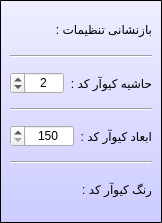
This is formsetting.ui in reza-rezvani2052/Secure-QR-Code as Qt 5 draws it before an edit. The edited form follows.
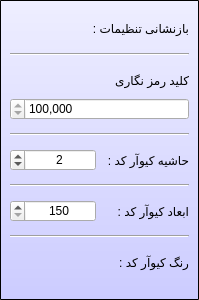
This is the edited form. Icons and pictures are not drawn.

Commit message: Piadeh sazi quick tooltip

The edit to the form file:
```diff
--- a/formsetting.ui
+++ b/formsetting.ui
@@ -6,8 +6,8 @@
    <rect>
     <x>0</x>
     <y>0</y>
-    <width>162</width>
-    <height>223</height>
+    <width>199</width>
+    <height>300</height>
    </rect>
   </property>
   <property name="windowTitle">
@@ -44,7 +44,7 @@
      <property name="frameShadow">
       <enum>QFrame::Raised</enum>
      </property>
-     <layout class="QVBoxLayout" name="verticalLayout">
+     <layout class="QVBoxLayout" name="verticalLayout_2">
       <item>
        <layout class="QHBoxLayout" name="horizontalLayout_4">
         <item>
@@ -70,6 +70,55 @@
         </item>
        </layout>
       </item>
+      <item>
+       <widget class="Line" name="line3_2">
+        <property name="orientation">
+         <enum>Qt::Horizontal</enum>
+        </property>
+       </widget>
+      </item>
+      <item>
+       <layout class="QVBoxLayout" name="verticalLayout">
+        <item>
+         <layout class="QHBoxLayout" name="horizontalLayout_3">
+          <item>
+           <widget class="QLabel" name="label_6">
+            <property name="text">
+             <string>کلید رمز نگاری</string>
+            </property>
+           </widget>
+          </item>
+          <item>
+           <widget class="QToolButton" name="btnHelpKey">
+            <property name="toolTip">
+             <string>&lt;html&gt;&lt;head/&gt;&lt;body&gt;&lt;p align=&quot;right&quot;&gt;عددی بین 10.000.000 و 999.999.999&lt;/p&gt;&lt;p align=&quot;right&quot;&gt;اکیدا توصیه می‌شود که از کلید فعلی و کلید قبلی پشتیبان بگیرید&lt;/p&gt;&lt;p align=&quot;right&quot;&gt;&lt;span style=&quot; font-weight:600; color:#ff0000;&quot;&gt;در صورت فراموشی و از دست رفتن کلید، اطلاعات شما به هیچ عنوان قابل بازیابی نیست&lt;/span&gt;&lt;/p&gt;&lt;/body&gt;&lt;/html&gt;</string>
+            </property>
+            <property name="icon">
+             <iconset resource="rc/rc.qrc">
+              <normaloff>:/icons/help.png</normaloff>:/icons/help.png</iconset>
+            </property>
+            <property name="autoRaise">
+             <bool>true</bool>
+            </property>
+           </widget>
+          </item>
+         </layout>
+        </item>
+        <item>
+         <widget class="QSpinBox" name="spinBox">
+          <property name="showGroupSeparator" stdset="0">
+           <bool>true</bool>
+          </property>
+          <property name="minimum">
+           <number>10000000</number>
+          </property>
+          <property name="maximum">
+           <number>999999999</number>
+          </property>
+         </widget>
+        </item>
+       </layout>
+      </item>
       <item>
        <widget class="Line" name="line">
         <property name="orientation">
@@ -108,7 +157,7 @@
        </layout>
       </item>
       <item>
-       <widget class="Line" name="lineFrameRadius_2">
+       <widget class="Line" name="line2">
         <property name="orientation">
          <enum>Qt::Horizontal</enum>
         </property>
@@ -145,7 +194,7 @@
        </layout>
       </item>
       <item>
-       <widget class="Line" name="lineFrameRadius">
+       <widget class="Line" name="line1">
         <property name="orientation">
          <enum>Qt::Horizontal</enum>
         </property>
```
The commit also changes 2 other files.
